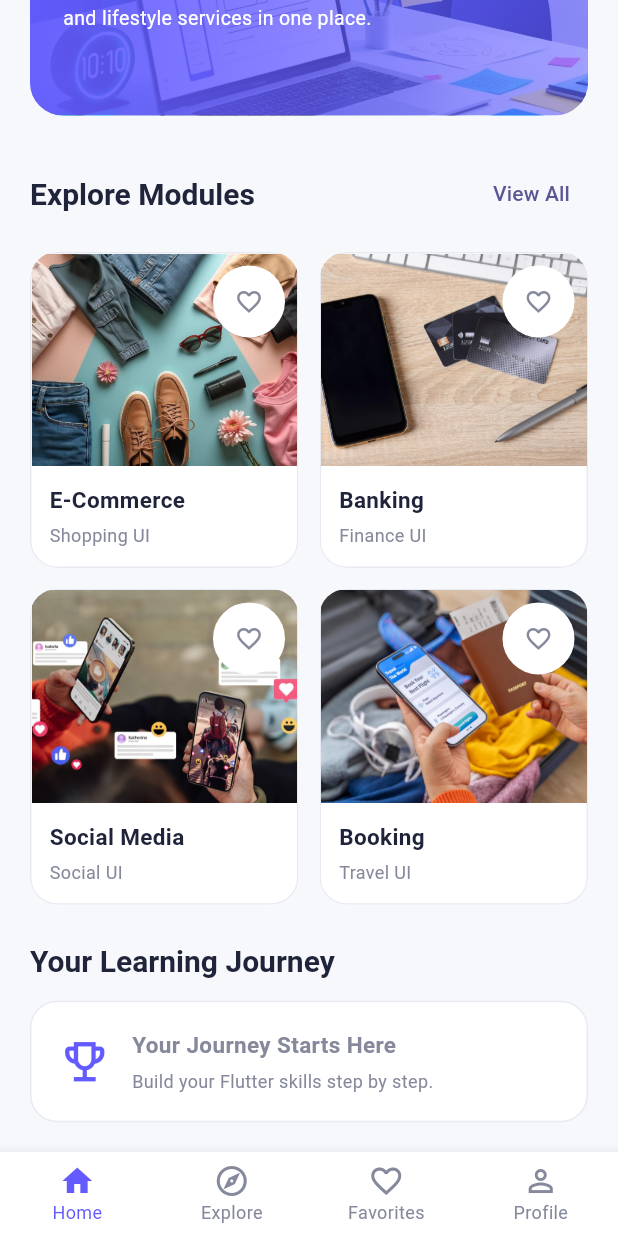
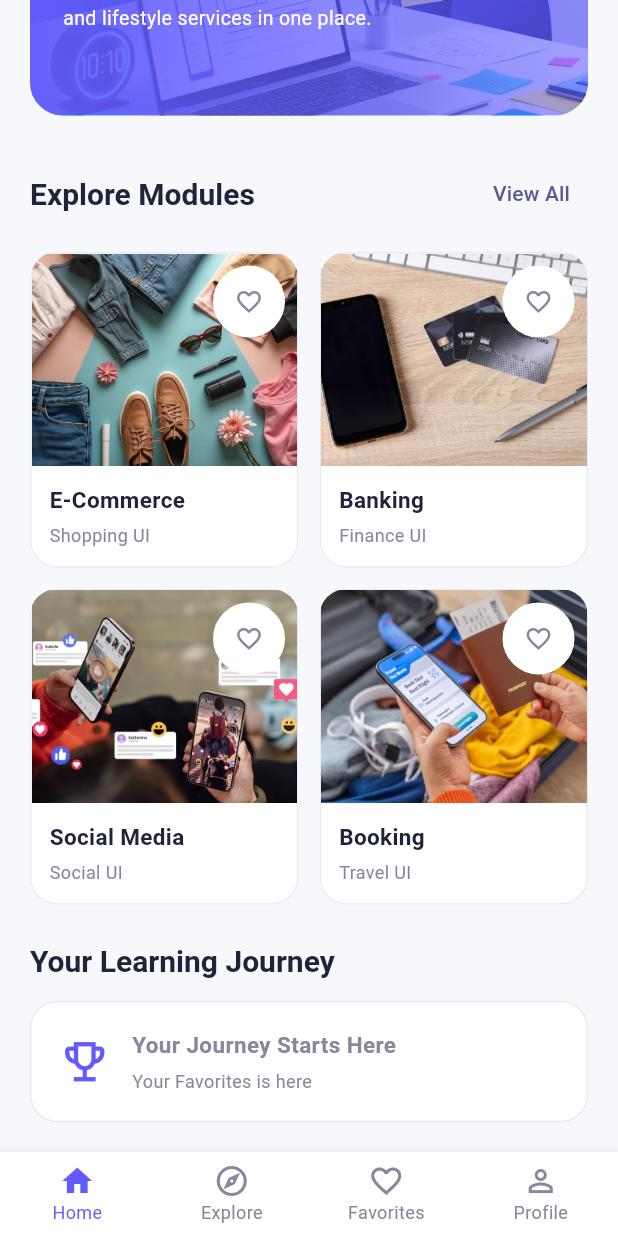
Before and after one commit to muhammadtalha488si/designmaster-flutter-ui, a Flutter app: the screen it shows after launch, scrolled down 214 dp, on a phone screen of 412 x 824 dp. Run offline on Flutter 3.47's test engine with Material 3 defaults, Android fonts, the phone set to English and light mode, and no system bars; our stand-ins replace shared_preferences.

Commit message:
add new files

```diff
--- a/lib/screens/dashboard/dashbord_screen.dart
+++ b/lib/screens/dashboard/dashbord_screen.dart
@@ -188,7 +188,7 @@ class DashboardScreen extends StatelessWidget {
                         ),
                         SizedBox(height: 5),
                         Text(
-                          'Build your Flutter skills step by step.',
+                          'Your Favorites is here',
                           style: TextStyle(
                             color: AppColors.textSecondary,
                             fontSize: 12,
```
